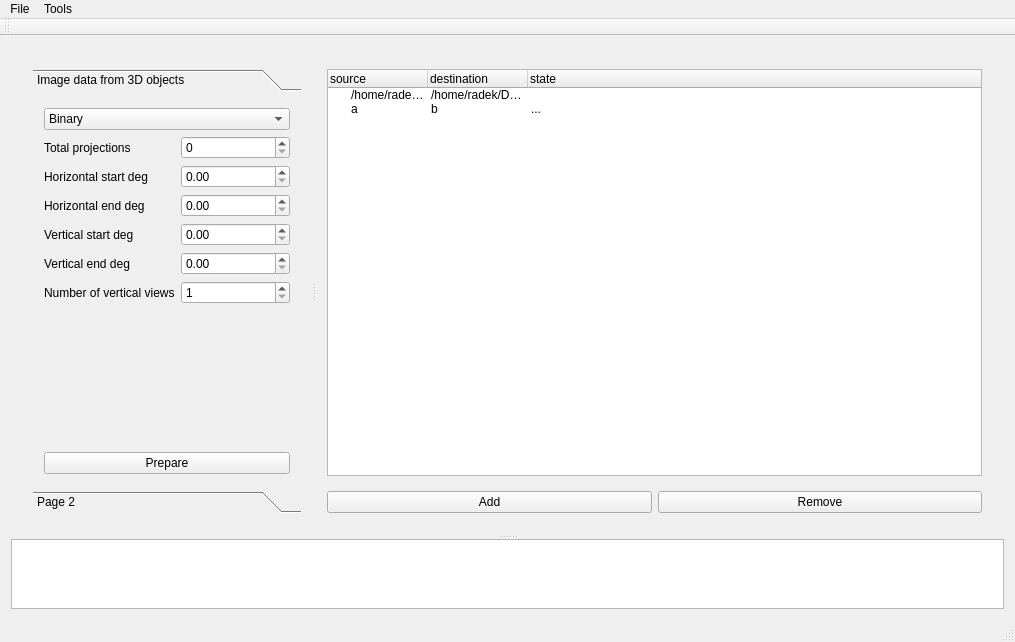
Before: the Qt Designer form src/ui/mainwindow.ui in RadGorzy/3DPointCloudClassification_GUI, drawn with Qt 5.
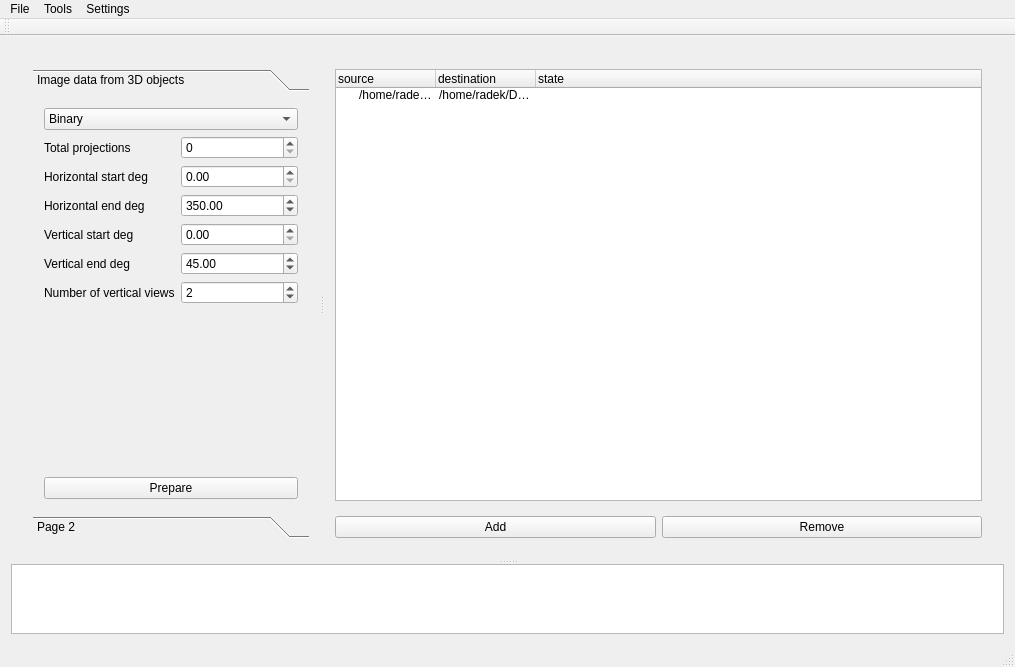
After: the same form once the commit is applied. The open tabs and pages were chosen to show the change. Custom widgets are drawn as their Qt base class.

Commit message: added memory settings, fixed widgets configuration saving, connected some buttons etc.

The edit to the form file:
```diff
--- a/src/ui/mainwindow.ui
+++ b/src/ui/mainwindow.ui
@@ -7,7 +7,7 @@
     <x>0</x>
     <y>0</y>
     <width>1015</width>
-    <height>584</height>
+    <height>667</height>
    </rect>
   </property>
   <property name="windowTitle">
@@ -855,8 +855,8 @@
                    <rect>
                     <x>0</x>
                     <y>0</y>
-                    <width>474</width>
-                    <height>331</height>
+                    <width>311</width>
+                    <height>414</height>
                    </rect>
                   </property>
                   <attribute name="label">
@@ -887,7 +887,11 @@
                       </widget>
                      </item>
                      <item row="0" column="1">
-                      <widget class="QSpinBox" name="spinBox_18"/>
+                      <widget class="QSpinBox" name="prepareTotalProj_spinBox_18">
+                       <property name="maximum">
+                        <number>1000000</number>
+                       </property>
+                      </widget>
                      </item>
                      <item row="2" column="0">
                       <widget class="QLabel" name="label_33">
@@ -925,22 +929,43 @@
                       </widget>
                      </item>
                      <item row="1" column="1">
-                      <widget class="QDoubleSpinBox" name="doubleSpinBox_11"/>
+                      <widget class="QDoubleSpinBox" name="prepareHorStartDeg_doubleSpinBox_11">
+                       <property name="maximum">
+                        <double>360.000000000000000</double>
+                       </property>
+                      </widget>
                      </item>
                      <item row="2" column="1">
-                      <widget class="QDoubleSpinBox" name="doubleSpinBox_12"/>
+                      <widget class="QDoubleSpinBox" name="prepareHorEndDeg_doubleSpinBox_12">
+                       <property name="maximum">
+                        <double>360.000000000000000</double>
+                       </property>
+                       <property name="value">
+                        <double>350.000000000000000</double>
+                       </property>
+                      </widget>
                      </item>
                      <item row="3" column="1">
                       <widget class="QDoubleSpinBox" name="doubleSpinBox_13"/>
                      </item>
                      <item row="4" column="1">
-                      <widget class="QDoubleSpinBox" name="doubleSpinBox_14"/>
+                      <widget class="QDoubleSpinBox" name="prepareVertEndDeg_doubleSpinBox_14">
+                       <property name="maximum">
+                        <double>90.000000000000000</double>
+                       </property>
+                       <property name="value">
+                        <double>45.000000000000000</double>
+                       </property>
+                      </widget>
                      </item>
                      <item row="5" column="1">
                       <widget class="QSpinBox" name="spinBox_19">
                        <property name="minimum">
                         <number>1</number>
                        </property>
+                       <property name="value">
+                        <number>2</number>
+                       </property>
                       </widget>
                      </item>
                     </layout>
@@ -1017,17 +1042,6 @@
                    <set>ItemIsSelectable|ItemIsEditable|ItemIsDragEnabled|ItemIsDropEnabled|ItemIsUserCheckable|ItemIsEnabled</set>
                   </property>
                  </item>
-                 <item>
-                  <property name="text">
-                   <string>a</string>
-                  </property>
-                  <property name="text">
-                   <string>b</string>
-                  </property>
-                  <property name="text">
-                   <string>...</string>
-                  </property>
-                 </item>
                 </widget>
                </item>
                <item>
@@ -1101,8 +1115,15 @@
     <addaction name="actionClassification"/>
     <addaction name="actionTraining_data_preparation"/>
    </widget>
+   <widget class="QMenu" name="menuSettings">
+    <property name="title">
+     <string>Settings</string>
+    </property>
+    <addaction name="actionMemory"/>
+   </widget>
    <addaction name="menuFile"/>
    <addaction name="menuTools"/>
+   <addaction name="menuSettings"/>
   </widget>
   <widget class="QToolBar" name="mainToolBar">
    <attribute name="toolBarArea">
```
Left out of the diff: 23 changed lines with no effect on the pictures. The commit also changes 15 other files.
